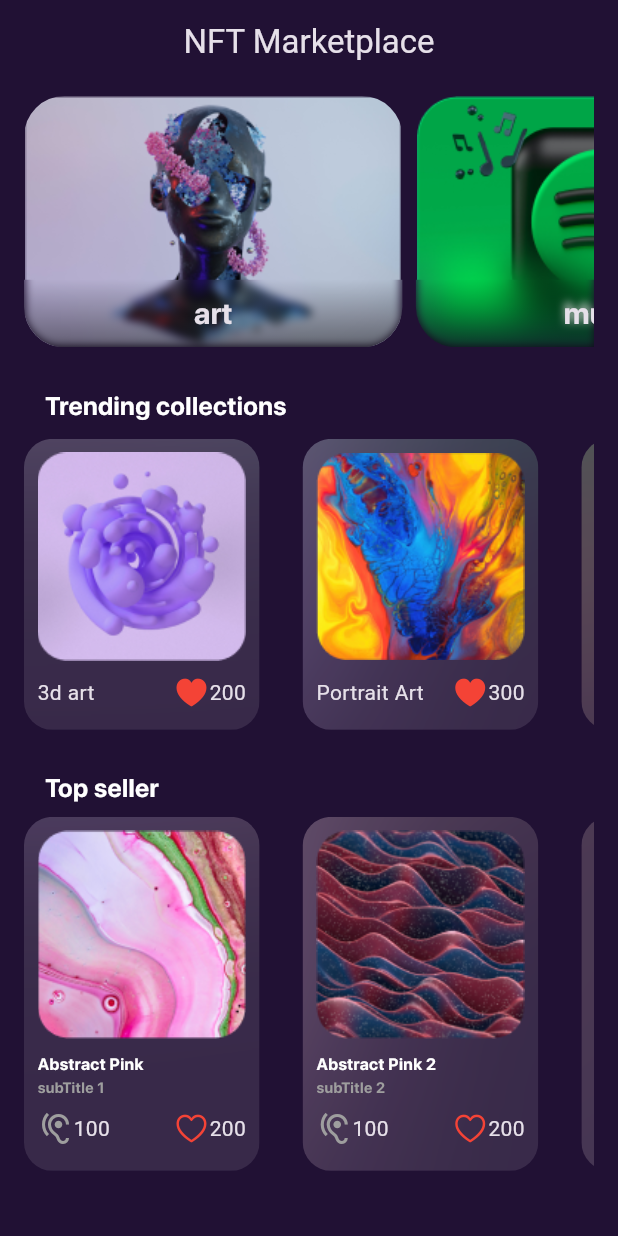
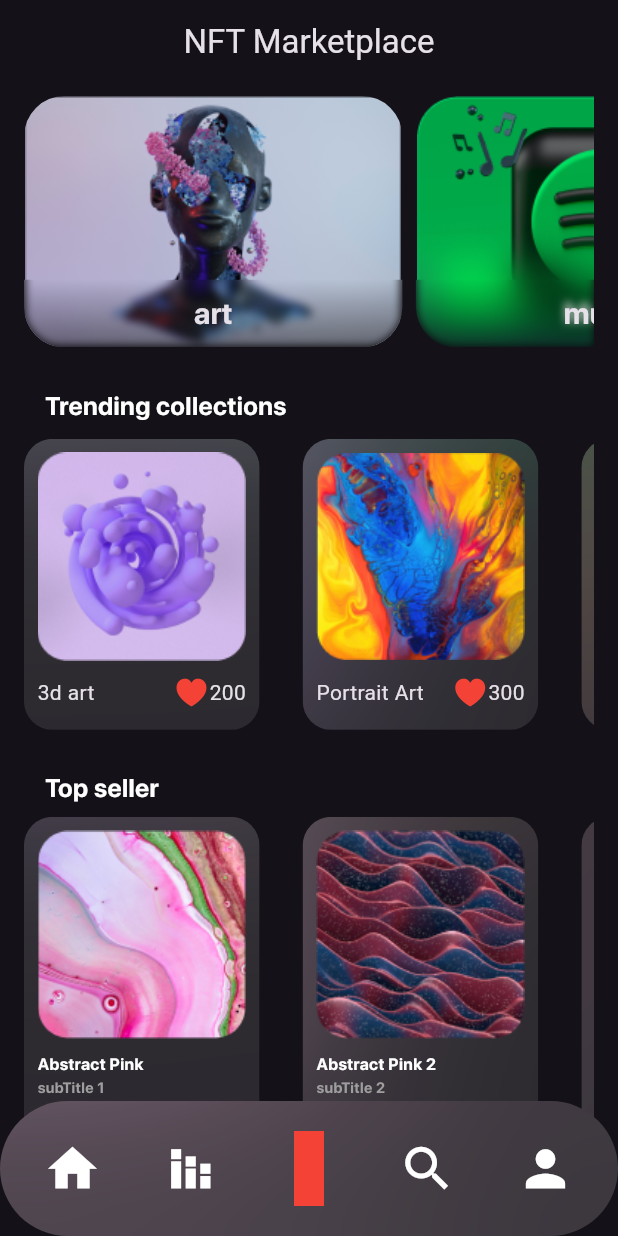
Before and after one commit to Ahmed-elsaid-AEA/mini_flutter_nft_marketplace, a Flutter app: the screen it shows after launch, after a tap on "Get started now", on a phone screen of 412 x 824 dp. Run offline on Flutter 3.47's test engine with Material 3 defaults, Android fonts, the phone set to English and light mode, and no system bars.

Commit message:
design home page part 19 make custom navgiagtion bar

```diff
--- a/lib/core/resourses/size_manager.dart
+++ b/lib/core/resourses/size_manager.dart
@@ -1,10 +1,11 @@
-class HeightValue {
+class HeightValues {
   static const double h6 = 6;
   static const double h9 = 9;
   static const double h10 = 10;
   static const double h27 = 27;
   static const double h45_06 = 45.06;
   static const double h70 = 70;
+  static const double h90 = 90;
   static const double h139 = 139;
   static const double h167_57 = 167.57;
   static const double h191 = 191;
@@ -12,7 +13,7 @@ class HeightValue {
   static const double h236 = 236;
 }
 
-class WidthValue {
+class WidthValues {
   static const double w6 = 6;
   static const double w9 = 9;
   static const double w10 = 10;
@@ -24,13 +25,13 @@ class WidthValue {
   static const double w306 = 306;
 }
 
-class BlurValue {
+class BlurValues {
   static const double b3 = 3;
   static const double b10 = 10;
   static const double b100 = 100;
 }
 
-class PaddingValue {
+class PaddingValues {
   static const double p1= 1;
   static const double p9 = 9;
   static const double p10 = 10;
@@ -39,12 +40,15 @@ class PaddingValue {
   static const double p25 = 25;
 }
 
-class RadiusValue {
+class RadiusValues {
   static const double r10 = 10;
   static const double r19 = 19;
   static const double r27_03 = 27.03;
   static const double r40 = 40;
 }
-class PositionedValue{
+class PositionedValues{
   static const double po = 0;
 }
+class SizeValues{
+  static const double s39 = 39;
+}
--- a/lib/features/home/screens/home_screen.dart
+++ b/lib/features/home/screens/home_screen.dart
@@ -1,3 +1,4 @@
+import 'dart:ui';
 
 import 'package:flutter/material.dart';
 import 'package:mini_flutter_nft_marketplace/core/resourses/color_manager.dart';
@@ -9,18 +10,55 @@ import 'package:mini_flutter_nft_marketplace/features/home/widgets/custom_card_t
 import 'package:mini_flutter_nft_marketplace/features/home/widgets/custom_category_home_page.dart';
 import 'package:mini_flutter_nft_marketplace/features/home/widgets/custom_sub_title.dart';
 
-class HomeScreen extends StatelessWidget {
+class HomeScreen extends StatefulWidget {
   const HomeScreen({super.key});
+
+  @override
+  State<HomeScreen> createState() => _HomeScreenState();
+}
+
+class _HomeScreenState extends State<HomeScreen> {
+  int index = 0;
 
   @override
   Widget build(BuildContext context) {
     return Scaffold(
+      extendBody: true,
+      bottomNavigationBar: Stack(alignment: Alignment.center,
+        children: [
+          ClipRRect(
+            borderRadius: BorderRadius.circular(60),
+            child: BackdropFilter(
+              filter: ImageFilter.blur(
+                  sigmaX: BlurValues.b100, sigmaY: BlurValues.b100),
+              child: Container(
+                alignment: Alignment.center,
+                padding: const EdgeInsets.all(PaddingValues.p9),
+                height: HeightValues.h90,
+                color: ColorManager.kColorWhite.withOpacity(0.1),
+                child: Row(
+                  mainAxisAlignment: MainAxisAlignment.spaceAround,
+                  children: [
+                    Icon(Icons.home, color: Colors.white, size: SizeValues.s39),
+                    Icon(Icons.stacked_bar_chart, color: Colors.white, size: SizeValues.s39),
+                    Container(width: 39,),
+                    Icon(Icons.search, color: Colors.white, size: SizeValues.s39),
+                    Icon(Icons.person, color: Colors.white, size: SizeValues.s39),
+                  ],
+                ),
+              ),
+            ),
+          ),
+          Container(color: Colors.red,height: 50,width: 20,),
+
+        ],
+      ),
       body: Padding(
         padding: const EdgeInsets.symmetric(horizontal: 16, vertical: 8),
         child: ListView(
           children: [
             SizedBox(
-                height: HeightValue.h167_57,
+                height: HeightValues.h167_57,
                 child: ListView.separated(
                     scrollDirection: Axis.horizontal,
                     itemBuilder: (context, index) => CustomCategoryHomePage(
@@ -28,11 +66,11 @@ class HomeScreen extends StatelessWidget {
                           image: Constants.categoryList[index].image,
                         ),
                     separatorBuilder: (context, index) => const SizedBox(
-                          width: WidthValue.w9,
+                          width: WidthValues.w9,
                         ),
                     itemCount: 3)),
             const SizedBox(
-              height: HeightValue.h27,
+              height: HeightValues.h27,
             ),
             const CustomSubTitle(
                 title: StringsManager.trendingCollectionHomePage),
@@ -40,32 +78,32 @@ class HomeScreen extends StatelessWidget {
               height: 10,
             ),
             SizedBox(
-              height: HeightValue.h194,
+              height: HeightValues.h194,
               child: ListView.separated(
                   scrollDirection: Axis.horizontal,
                   itemBuilder: (context, index) => custom_card_Collection(
                         collctionsModel: Constants.collectionList[index],
                       ),
                   separatorBuilder: (context, index) => const SizedBox(
-                        width: WidthValue.w28_83,
+                        width: WidthValues.w28_83,
                       ),
                   itemCount: Constants.collectionList.length),
             ),
             const SizedBox(
-              height: HeightValue.h27,
+              height: HeightValues.h27,
             ),
             const CustomSubTitle(title: StringsManager.topSeller),
             const SizedBox(
               height: 7,
             ),
             SizedBox(
-              height: HeightValue.h236,
+              height: HeightValues.h236,
               child: ListView.separated(
                   scrollDirection: Axis.horizontal,
                   itemBuilder: (context, index) => CustomCardTopSeller(
                       topSellerModel: Constants.topSellerList[index]),
                   separatorBuilder: (context, index) => const SizedBox(
-                        width: WidthValue.w28_83,
+                        width: WidthValues.w28_83,
                       ),
                   itemCount: Constants.collectionList.length),
             ),
@@ -77,7 +115,7 @@ class HomeScreen extends StatelessWidget {
         title: const Text(StringsManager.titleHomePage),
         backgroundColor: Colors.transparent,
       ),
-      backgroundColor: ColorManager.kColorPrimary,
+      // backgroundColor: ColorManager.kColorPrimary,
     );
   }
 }
--- a/lib/features/home/widgets/custom_card__collection.dart
+++ b/lib/features/home/widgets/custom_card__collection.dart
@@ -21,22 +21,22 @@ class custom_card_Collection extends StatelessWidget {
         borderRadius: BorderRadius.circular(19),
         child: BackdropFilter(
           filter:
-              ImageFilter.blur(sigmaX: BlurValue.b100, sigmaY: BlurValue.b100),
+              ImageFilter.blur(sigmaX: BlurValues.b100, sigmaY: BlurValues.b100),
           child: Container(
             alignment: Alignment.center,
-            padding: const EdgeInsets.all(PaddingValue.p9),
-            height: HeightValue.h194,
-            width: WidthValue.w157,
+            padding: const EdgeInsets.all(PaddingValues.p9),
+            height: HeightValues.h194,
+            width: WidthValues.w157,
             color: ColorManager.kColorWhite.withOpacity(0.1),
             child: Column(
               mainAxisAlignment: MainAxisAlignment.start,
               children: [
                 Image(
                   image: AssetImage( collctionsModel.image),
-                  height: HeightValue.h139,
+                  height: HeightValues.h139,
                 ),
                 const SizedBox(
-                  height: HeightValue.h9,
+                  height: HeightValues.h9,
                 ),
                 Row(
                   mainAxisAlignment: MainAxisAlignment.spaceBetween,
--- a/lib/features/home/widgets/custom_card_top_seller.dart
+++ b/lib/features/home/widgets/custom_card_top_seller.dart
@@ -20,12 +20,12 @@ final TopSellerModel topSellerModel;
         borderRadius: BorderRadius.circular(19),
         child: BackdropFilter(
           filter: ImageFilter.blur(
-              sigmaX: BlurValue.b100, sigmaY: BlurValue.b100),
+              sigmaX: BlurValues.b100, sigmaY: BlurValues.b100),
           child: Container(
             alignment: Alignment.center,
-            padding: const EdgeInsets.all(PaddingValue.p9),
-            height: HeightValue.h236,
-            width: WidthValue.w157,
+            padding: const EdgeInsets.all(PaddingValues.p9),
+            height: HeightValues.h236,
+            width: WidthValues.w157,
             color: ColorManager.kColorWhite.withOpacity(0.1),
             child: Column(
               crossAxisAlignment: CrossAxisAlignment.start,
@@ -33,10 +33,10 @@ final TopSellerModel topSellerModel;
               children: [
                 Image(
                   image: AssetImage(topSellerModel.image),
-                  height: HeightValue.h139,
+                  height: HeightValues.h139,
                 ),
                 const SizedBox(
-                  height: HeightValue.h9,
+                  height: HeightValues.h9,
                 ),
                 Text(
                   topSellerModel.title,
@@ -56,7 +56,7 @@ final TopSellerModel topSellerModel;
                       fontSize: FontSize.f10),
                 ),
                 const SizedBox(
-                  height:HeightValue.h9,
+                  height:HeightValues.h9,
                 ),
                 Row(
                   mainAxisAlignment: MainAxisAlignment.spaceBetween,
--- a/lib/features/home/widgets/custom_category_home_page.dart
+++ b/lib/features/home/widgets/custom_category_home_page.dart
@@ -14,20 +14,20 @@ class CustomCategoryHomePage extends StatelessWidget {
     return  Stack(
       children: [
         ClipRRect(
-          borderRadius: BorderRadius.circular(RadiusValue.r27_03),
+          borderRadius: BorderRadius.circular(RadiusValues.r27_03),
           child:   Image(
             image: AssetImage(image),
-            height: HeightValue.h167_57,
-            width: WidthValue.w252_26,
+            height: HeightValues.h167_57,
+            width: WidthValues.w252_26,
           ),
         ),
-        Positioned(bottom: PositionedValue.po,child: ClipRRect(
+        Positioned(bottom: PositionedValues.po,child: ClipRRect(
           borderRadius: const BorderRadius.only(
-            bottomLeft: Radius.circular(RadiusValue.r27_03),
-            bottomRight: Radius.circular(RadiusValue.r27_03),
+            bottomLeft: Radius.circular(RadiusValues.r27_03),
+            bottomRight: Radius.circular(RadiusValues.r27_03),
           ),
           child: BackdropFilter(
-            filter:ImageFilter.blur(sigmaX: BlurValue.b3,sigmaY: BlurValue.b3) ,
+            filter:ImageFilter.blur(sigmaX: BlurValues.b3,sigmaY: BlurValues.b3) ,
             child: Container(
                 alignment: Alignment.center,
                 decoration: BoxDecoration(
@@ -38,8 +38,8 @@ class CustomCategoryHomePage extends StatelessWidget {
                           ColorManager.kColorBlack.withOpacity(0),
                           ColorManager.kColorBlack.withOpacity(.45),
                         ])),
-                height: HeightValue.h45_06,
-                width: WidthValue.w252_26,
+                height: HeightValues.h45_06,
+                width: WidthValues.w252_26,
                 child: Text(title,style: const TextStyle(fontSize: FontSize.f19_82,fontFamily: FontMangers.sfRroDisplay,fontWeight: FontWeight.bold),)),
           ),
         ),)
--- a/lib/features/home/widgets/custom_sub_title.dart
+++ b/lib/features/home/widgets/custom_sub_title.dart
@@ -13,7 +13,7 @@ class CustomSubTitle extends StatelessWidget {
     return Align(
         alignment: AlignmentDirectional.centerStart,
         child: Padding(
-          padding: const EdgeInsets.symmetric(horizontal: PaddingValue.p14),
+          padding: const EdgeInsets.symmetric(horizontal: PaddingValues.p14),
           child: Text(
               style: const TextStyle(
                   color: ColorManager.kColorWhite,
--- a/lib/features/onBoarding/widgets/custom_card_on_boarding_page.dart
+++ b/lib/features/onBoarding/widgets/custom_card_on_boarding_page.dart
@@ -15,12 +15,12 @@ class CustomCardOnBoardingPage extends StatelessWidget {
     return ClipRRect(
       borderRadius: BorderRadius.circular(20),
       child: BackdropFilter(
-        filter: ImageFilter.blur(sigmaX: BlurValue.b10, sigmaY: BlurValue.b10),
+        filter: ImageFilter.blur(sigmaX: BlurValues.b10, sigmaY: BlurValues.b10),
         child: Container(
           alignment: Alignment.center,
-          padding: const EdgeInsets.all(PaddingValue.p25),
-          height: HeightValue.h191,
-          width: WidthValue.w306,
+          padding: const EdgeInsets.all(PaddingValues.p25),
+          height: HeightValues.h191,
+          width: WidthValues.w306,
           color: ColorManager.kColorWhite.withOpacity(0.1),
           child: Column(
             children: [
@@ -34,7 +34,7 @@ class CustomCardOnBoardingPage extends StatelessWidget {
                     fontWeight: FontWeight.w900),
               ),
               const SizedBox(
-                height: HeightValue.h6,
+                height: HeightValues.h6,
               ),
               const Text(
                 StringsManager.descCardOnBoardingPage,
@@ -42,24 +42,24 @@ class CustomCardOnBoardingPage extends StatelessWidget {
                 style: TextStyle(color: ColorManager.kColorLightWhite),
               ),
               const SizedBox(
-                height: HeightValue.h10,
+                height: HeightValues.h10,
               ),
               Container(
-                width: WidthValue.w198_2,
+                width: WidthValues.w198_2,
                 decoration: BoxDecoration(
                     // color: Color(0xff97A9F6),
                     gradient: const LinearGradient(
                         colors: [Color(0xff97A9F6), ColorManager.kColorLightWhite]),
                     borderRadius: const BorderRadius.all(
-                        Radius.circular(RadiusValue.r40)),
+                        Radius.circular(RadiusValues.r40)),
                     border: Border.all(
                       color: ColorManager.kColorWhite,
                     )),
                 child: ClipRRect(
-                  borderRadius: BorderRadius.circular(RadiusValue.r40),
+                  borderRadius: BorderRadius.circular(RadiusValues.r40),
                   child: BackdropFilter(
                     filter:
-                        ImageFilter.blur(sigmaX: BlurValue.b100, sigmaY: 30),
+                        ImageFilter.blur(sigmaX: BlurValues.b100, sigmaY: 30),
                     child: MaterialButton(
                       onPressed: () {
                         Navigator.pushReplacementNamed(context, RouteName.kHomePage);
--- a/lib/features/onBoarding/widgets/custom_componenet_on_boarding_page.dart
+++ b/lib/features/onBoarding/widgets/custom_componenet_on_boarding_page.dart
@@ -17,13 +17,13 @@ class CustomComponentOnBoardingPage extends StatelessWidget {
         crossAxisAlignment: CrossAxisAlignment.center,
         children: [
           SizedBox(
-            height: HeightValue.h70,
+            height: HeightValues.h70,
           ),
           CustomTitleOnBoardingPage(),
           Spacer(),
           CustomCardOnBoardingPage(),
           SizedBox(
-            height: HeightValue.h70,
+            height: HeightValues.h70,
           ),
         ],
       ),
```
